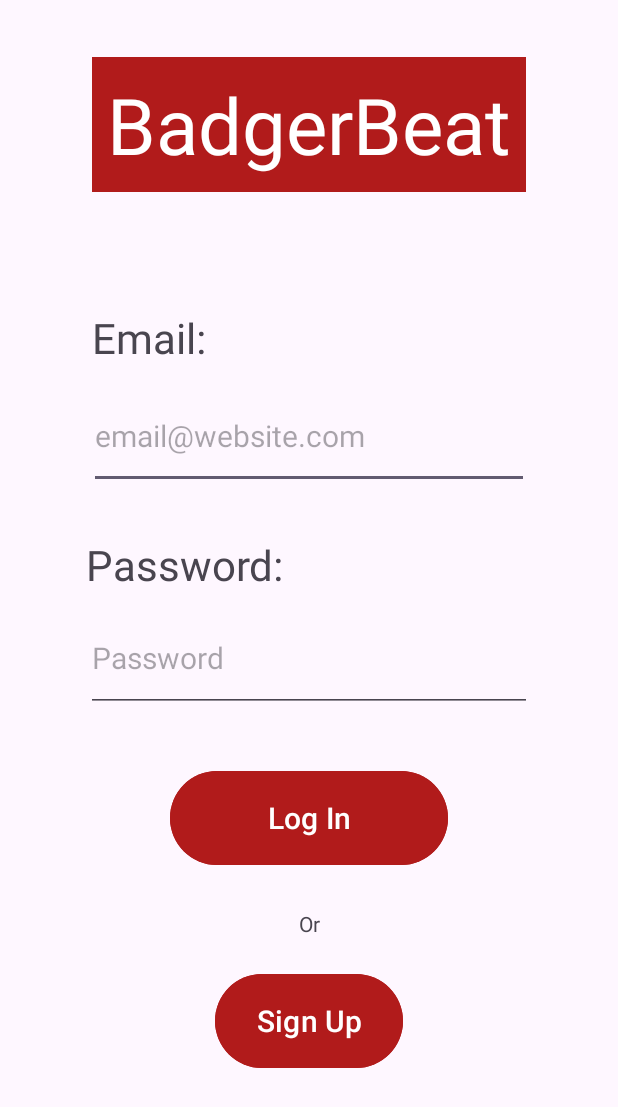
After one commit to colbyb2/CS407-FinalProject, an Android app: the LogInActivity screen opened directly, with no data from a screen before it, on a phone screen of 412 x 824 dp. The commit adds this screen. Shown: the top 1107 px of the screen. Run offline under Robolectric (Android 15) with nearby library versions, the phone set to English and light mode, and no system bars.

Commit message:
Finished LogIn Page Design

```diff
--- a/app/build.gradle
+++ b/app/build.gradle
@@ -4,7 +4,7 @@ plugins {
 
 android {
     namespace 'com.cs407.badgerbeat'
-    compileSdk 33
+    compileSdk 34
 
     defaultConfig {
         applicationId "com.cs407.badgerbeat"
--- a/app/src/main/AndroidManifest.xml
+++ b/app/src/main/AndroidManifest.xml
@@ -13,6 +13,9 @@
         android:theme="@style/Theme.BadgerBeat"
         tools:targetApi="31">
         <activity
+            android:name=".LogInActivity"
+            android:exported="false" />
+        <activity
             android:name=".MainActivity"
             android:exported="true">
             <intent-filter>
--- /dev/null
+++ b/app/src/main/java/com/cs407/badgerbeat/LogInActivity.java
@@ -0,0 +1,14 @@
+package com.cs407.badgerbeat;
+
+import androidx.appcompat.app.AppCompatActivity;
+
+import android.os.Bundle;
+
+public class LogInActivity extends AppCompatActivity {
+
+    @Override
+    protected void onCreate(Bundle savedInstanceState) {
+        super.onCreate(savedInstanceState);
+        setContentView(R.layout.activity_log_in);
+    }
+}
--- /dev/null
+++ b/app/src/main/res/layout/activity_log_in.xml
@@ -0,0 +1,116 @@
+<?xml version="1.0" encoding="utf-8"?>
+<androidx.constraintlayout.widget.ConstraintLayout xmlns:android="http://schemas.android.com/apk/res/android"
+    xmlns:app="http://schemas.android.com/apk/res-auto"
+    xmlns:tools="http://schemas.android.com/tools"
+    android:layout_width="match_parent"
+    android:layout_height="match_parent"
+    tools:context=".LogInActivity">
+
+    <TextView
+        android:id="@+id/orTextLabel2"
+        android:layout_width="wrap_content"
+        android:layout_height="wrap_content"
+        android:layout_marginBottom="20dp"
+        android:text="Or"
+        app:layout_constraintBottom_toTopOf="@+id/signUpNavButton"
+        app:layout_constraintEnd_toEndOf="parent"
+        app:layout_constraintStart_toStartOf="parent"
+        app:layout_constraintTop_toBottomOf="@+id/logInButton" />
+
+    <Button
+        android:id="@+id/signUpNavButton"
+        android:layout_width="125dp"
+        android:layout_height="0dp"
+        android:layout_marginBottom="108dp"
+        android:backgroundTint="#B11B1B"
+        android:text="Sign Up"
+        android:textSize="20sp"
+        app:layout_constraintBottom_toBottomOf="parent"
+        app:layout_constraintEnd_toEndOf="parent"
+        app:layout_constraintStart_toStartOf="parent"
+        app:layout_constraintTop_toBottomOf="@+id/orTextLabel2" />
+
+    <Button
+        android:id="@+id/logInButton"
+        android:layout_width="185dp"
+        android:layout_height="0dp"
+        android:layout_marginBottom="25dp"
+        android:backgroundTint="#B11B1B"
+        android:text="Log In"
+        android:textSize="20sp"
+        app:layout_constraintBottom_toTopOf="@+id/orTextLabel2"
+        app:layout_constraintEnd_toEndOf="parent"
+        app:layout_constraintStart_toStartOf="parent"
+        app:layout_constraintTop_toBottomOf="@+id/loginPasswordTextField" />
+
+    <TextView
+        android:id="@+id/passwordLabel2"
+        android:layout_width="wrap_content"
+        android:layout_height="wrap_content"
+        android:layout_marginBottom="8dp"
+        android:text="Password:"
+        android:textSize="28sp"
+        app:layout_constraintBottom_toTopOf="@+id/loginPasswordTextField"
+        app:layout_constraintStart_toStartOf="@+id/loginPasswordTextField"
+        app:layout_constraintTop_toBottomOf="@+id/loginEmailTextField" />
+
+    <TextView
+        android:id="@+id/emailLabel2"
+        android:layout_width="wrap_content"
+        android:layout_height="wrap_content"
+        android:layout_marginStart="2dp"
+        android:layout_marginBottom="11dp"
+        android:text="Email:"
+        android:textSize="28sp"
+        app:layout_constraintBottom_toTopOf="@+id/loginEmailTextField"
+        app:layout_constraintStart_toStartOf="@+id/loginEmailTextField"
+        app:layout_constraintTop_toBottomOf="@+id/badgerBeatTitle2" />
+
+    <EditText
+        android:id="@+id/loginEmailTextField"
+        android:layout_width="0dp"
+        android:layout_height="0dp"
+        android:layout_marginStart="59dp"
+        android:layout_marginEnd="59dp"
+        android:layout_marginBottom="31dp"
+        android:ems="10"
+        android:hint="email@website.com"
+        android:inputType="textEmailAddress"
+        android:textSize="20sp"
+        app:layout_constraintBottom_toTopOf="@+id/passwordLabel2"
+        app:layout_constraintEnd_toEndOf="parent"
+        app:layout_constraintStart_toStartOf="parent"
+        app:layout_constraintTop_toBottomOf="@+id/emailLabel2" />
+
+    <EditText
+        android:id="@+id/loginPasswordTextField"
+        android:layout_width="0dp"
+        android:layout_height="0dp"
+        android:layout_marginStart="57dp"
+        android:layout_marginEnd="57dp"
+        android:layout_marginBottom="35dp"
+        android:ems="10"
+        android:hint="Password"
+        android:inputType="textPassword"
+        android:textSize="20sp"
+        app:layout_constraintBottom_toTopOf="@+id/logInButton"
+        app:layout_constraintEnd_toEndOf="parent"
+        app:layout_constraintStart_toStartOf="parent"
+        app:layout_constraintTop_toBottomOf="@+id/passwordLabel2" />
+
+    <TextView
+        android:id="@+id/badgerBeatTitle2"
+        android:layout_width="wrap_content"
+        android:layout_height="wrap_content"
+        android:layout_marginTop="38dp"
+        android:layout_marginBottom="78dp"
+        android:background="#B11B1B"
+        android:padding="10dp"
+        android:text="BadgerBeat"
+        android:textColor="#FFFFFF"
+        android:textSize="52sp"
+        app:layout_constraintBottom_toTopOf="@+id/emailLabel2"
+        app:layout_constraintEnd_toEndOf="parent"
+        app:layout_constraintStart_toStartOf="parent"
+        app:layout_constraintTop_toTopOf="parent" />
+</androidx.constraintlayout.widget.ConstraintLayout>
--- a/app/src/main/res/layout/activity_main.xml
+++ b/app/src/main/res/layout/activity_main.xml
@@ -20,7 +20,7 @@
         app:layout_constraintTop_toBottomOf="@+id/orTextLabel" />
 
     <EditText
-        android:id="@+id/confirmPasswordTextField"
+        android:id="@+id/signUpConfirmPasswordTextField"
         android:layout_width="0dp"
         android:layout_height="0dp"
         android:layout_marginStart="60dp"
@@ -42,9 +42,9 @@
         android:layout_marginBottom="10dp"
         android:text="Confirm Password:"
         android:textSize="28sp"
-        app:layout_constraintBottom_toTopOf="@+id/confirmPasswordTextField"
-        app:layout_constraintStart_toStartOf="@+id/confirmPasswordTextField"
-        app:layout_constraintTop_toBottomOf="@+id/passwordTextField" />
+        app:layout_constraintBottom_toTopOf="@+id/signUpConfirmPasswordTextField"
+        app:layout_constraintStart_toStartOf="@+id/signUpConfirmPasswordTextField"
+        app:layout_constraintTop_toBottomOf="@+id/signUpPasswordTextField" />
 
     <TextView
         android:id="@+id/passwordLabel"
@@ -53,9 +53,9 @@
         android:layout_marginBottom="5dp"
         android:text="Password:"
         android:textSize="28sp"
-        app:layout_constraintBottom_toTopOf="@+id/passwordTextField"
-        app:layout_constraintStart_toStartOf="@+id/passwordTextField"
-        app:layout_constraintTop_toBottomOf="@+id/emailTextField" />
+        app:layout_constraintBottom_toTopOf="@+id/signUpPasswordTextField"
+        app:layout_constraintStart_toStartOf="@+id/signUpPasswordTextField"
+        app:layout_constraintTop_toBottomOf="@+id/signUpEmailTextField" />
 
     <TextView
         android:id="@+id/badgerBeatTitle"
@@ -68,7 +68,7 @@
         android:text="BadgerBeat"
         android:textColor="#FFFFFF"
         android:textSize="52sp"
-        app:layout_constraintBottom_toTopOf="@+id/emailTextField"
+        app:layout_constraintBottom_toTopOf="@+id/signUpEmailTextField"
         app:layout_constraintEnd_toEndOf="parent"
         app:layout_constraintStart_toStartOf="parent"
         app:layout_constraintTop_toTopOf="parent" />
@@ -80,11 +80,11 @@
         android:layout_marginBottom="5dp"
         android:text="Email:"
         android:textSize="28sp"
-        app:layout_constraintBottom_toTopOf="@+id/emailTextField"
-        app:layout_constraintStart_toStartOf="@+id/emailTextField" />
+        app:layout_constraintBottom_toTopOf="@+id/signUpEmailTextField"
+        app:layout_constraintStart_toStartOf="@+id/signUpEmailTextField" />
 
     <EditText
-        android:id="@+id/emailTextField"
+        android:id="@+id/signUpEmailTextField"
         android:layout_width="0dp"
         android:layout_height="0dp"
         android:layout_marginStart="59dp"
@@ -100,7 +100,7 @@
         app:layout_constraintTop_toBottomOf="@+id/badgerBeatTitle" />
 
     <EditText
-        android:id="@+id/passwordTextField"
+        android:id="@+id/signUpPasswordTextField"
         android:layout_width="0dp"
         android:layout_height="0dp"
         android:layout_marginStart="59dp"
@@ -126,7 +126,7 @@
         app:layout_constraintBottom_toTopOf="@+id/orTextLabel"
         app:layout_constraintEnd_toEndOf="parent"
         app:layout_constraintStart_toStartOf="parent"
-        app:layout_constraintTop_toBottomOf="@+id/confirmPasswordTextField" />
+        app:layout_constraintTop_toBottomOf="@+id/signUpConfirmPasswordTextField" />
 
     <TextView
         android:id="@+id/orTextLabel"
```
